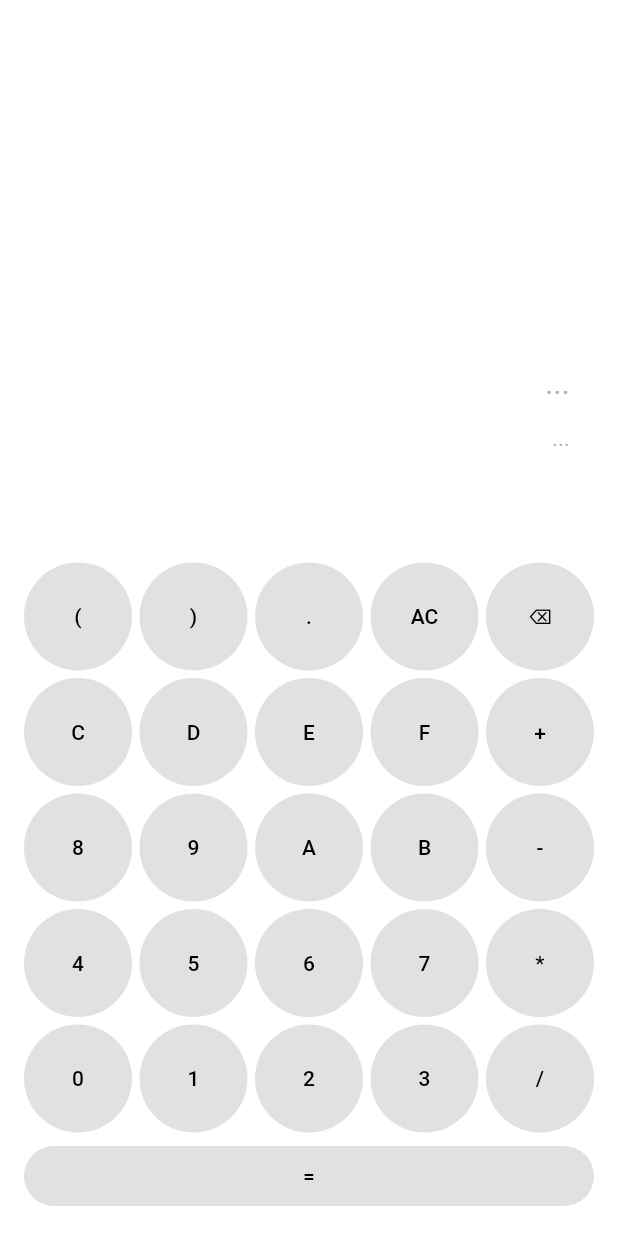
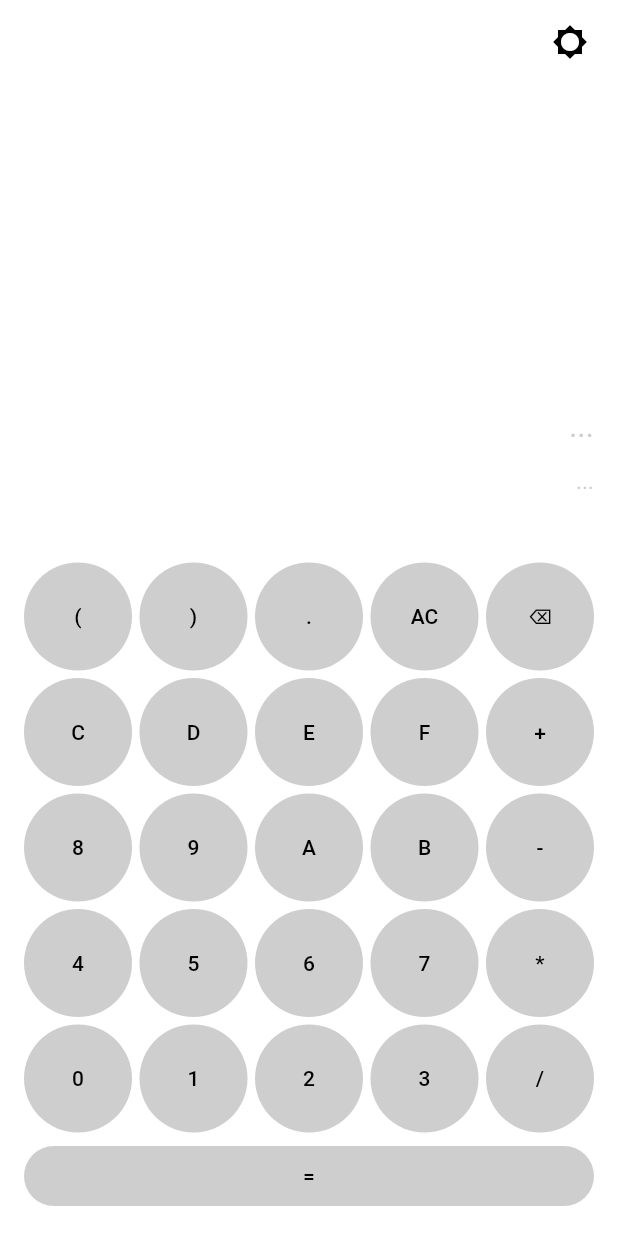
Before and after one commit to robinskaba/hex-calculator, a Flutter app: the screen it shows after launch, on a phone screen of 412 x 824 dp. Run offline on Flutter 3.47's test engine with Material 3 defaults, Android fonts, the light colour scheme and no system bars; our stand-ins replace bloc, flutter_bloc, fluttertoast, shared_preferences.

Commit message:
theme switching

```diff
--- a/lib/controller/calc_state.dart
+++ b/lib/controller/calc_state.dart
@@ -14,7 +14,6 @@ class Solution {
 class CalcState {
   final Solution? solution;
 
-
   const CalcState({this.solution});
 
   @override
--- a/lib/main.dart
+++ b/lib/main.dart
@@ -1,7 +1,13 @@
+import 'dart:developer';
+
 import 'package:flutter_bloc/flutter_bloc.dart';
 import 'package:flutter/material.dart';
 import 'package:hex_calculator/controller/calc_bloc.dart';
 import 'package:hex_calculator/view/calculator_view.dart';
+import 'package:hex_calculator/view/config/themes.dart';
+import 'package:hex_calculator/view/util/theme/dark_theme_notifier.dart';
+import 'package:provider/provider.dart';
+import 'package:shared_preferences/shared_preferences.dart';
 
 void main() {
   runApp(const MyApp());
@@ -12,49 +18,36 @@ class MyApp extends StatelessWidget {
 
   @override
   Widget build(BuildContext context) {
-    final isLight = true;
+    return FutureBuilder<SharedPreferences>(
+      future: SharedPreferences.getInstance(),
+      builder: (BuildContext context, AsyncSnapshot<SharedPreferences> asyncSnapshot) {
+        log(
+          "In FutureBuilder shared preferences are: ${asyncSnapshot.data}, connectionState: ${asyncSnapshot.connectionState}",
+        );
+        if (asyncSnapshot.data == null) {
+          log(asyncSnapshot.error?.toString() ?? "no error occurred");
+        }
+        return ChangeNotifierProvider<DarkThemeNotifier>.value(
+          value: DarkThemeNotifier(asyncSnapshot.data),
+          child: HexCalculatorApp(),
+        );
+      },
+    );
+  }
+}
 
-    final ColorScheme colorSchemeLight = ColorScheme(
-      brightness: Brightness.light,
-      primary: Colors.black,
-      onPrimary: Colors.white,
-      secondary: const Color.fromARGB(255, 178, 178, 178),
-      onSecondary: const Color.fromARGB(255, 0, 0, 0),
-      error: Colors.red,
-      onError: Colors.black,
-      surface: Colors.white,
-      onSurface: Colors.black,
-    );
+class HexCalculatorApp extends StatelessWidget {
+  const HexCalculatorApp({super.key});
 
-    final ColorScheme colorSchemeDark = ColorScheme(
-      brightness: Brightness.dark,
-      primary: Colors.white,
-      onPrimary: Colors.black,
-      secondary: colorSchemeLight.secondary,
-      onSecondary: Colors.white,
-      error: colorSchemeLight.error,
-      onError: colorSchemeLight.onError,
-      surface: Colors.black,
-      onSurface: Colors.white,
-    );
-
-    final colorScheme = isLight ? colorSchemeLight : colorSchemeDark;
-    final textButtonTheme = TextButtonThemeData(
-      style: TextButton.styleFrom(
-        backgroundColor: colorScheme.secondary.withAlpha(100),
-        foregroundColor: colorScheme.onSecondary,
-        shape: RoundedRectangleBorder(borderRadius: BorderRadius.circular(50)),
-      ),
-    );
-
-    final appTheme = ThemeData(
-      colorScheme: colorScheme,
-      textButtonTheme: textButtonTheme,
-    );
-
+  @override
+  Widget build(BuildContext context) {
     return MaterialApp(
       title: 'Hex Calculator',
-      theme: appTheme,
+      themeMode: ThemeMode.system,
+      darkTheme: setDarkTheme,
+      theme: Provider.of<DarkThemeNotifier>(context).isDarkMode
+          ? setDarkTheme
+          : setLightTheme,
       home: BlocProvider(create: (context) => CalcBloc(), child: const CalculatorView()),
       debugShowCheckedModeBanner: false,
     );
--- a/lib/view/calculator_view.dart
+++ b/lib/view/calculator_view.dart
@@ -1,10 +1,14 @@
+import 'dart:developer';
+
 import 'package:flutter_bloc/flutter_bloc.dart';
 import 'package:flutter/material.dart';
 import 'package:hex_calculator/controller/calc_bloc.dart';
 import 'package:hex_calculator/controller/calc_event.dart';
 import 'package:hex_calculator/controller/calc_state.dart';
 import 'package:hex_calculator/view/config/keyboard.dart';
+import 'package:hex_calculator/view/util/theme/dark_theme_notifier.dart';
 import 'package:hex_calculator/view/util/toast/show_info_toast.dart';
+import 'package:provider/provider.dart';
 
 class CalculatorView extends StatefulWidget {
   const CalculatorView({super.key});
@@ -44,6 +48,29 @@ class _CalculatorViewState extends State<CalculatorView> {
     return BlocBuilder<CalcBloc, CalcState>(
       builder: (context, state) {
         return Scaffold(
+          appBar: AppBar(
+            actionsPadding: EdgeInsets.all(8),
+            actions: <Widget>[
+              IconButton(
+                icon: Icon(
+                  Provider.of<DarkThemeNotifier>(context).isDarkMode
+                      ? Icons.brightness_high
+                      : Icons.brightness_low,
+                ),
+                onPressed: () {
+                  bool setDarkMode =
+                      Provider.of<DarkThemeNotifier>(context, listen: false).isDarkMode
+                      ? false
+                      : true;
+                  Provider.of<DarkThemeNotifier>(
+                    context,
+                    listen: false,
+                  ).setDarkMode(setDarkMode);
+                  log("SetDarkMode: $setDarkMode");
+                },
+              ),
+            ],
+          ),
           body: Padding(
             padding: const EdgeInsets.all(16.0),
             child: Column(
@@ -53,8 +80,6 @@ class _CalculatorViewState extends State<CalculatorView> {
                 Spacer(),
                 Expanded(
                   flex: 1,
-                  child: Padding(
-                    padding: const EdgeInsets.all(16.0),
                   child: Align(
                     alignment: Alignment.topRight,
                     child: Column(
@@ -87,7 +112,6 @@ class _CalculatorViewState extends State<CalculatorView> {
                           ),
                         ),
                       ],
-                      ),
                     ),
                   ),
                 ),
--- /dev/null
+++ b/lib/view/util/theme/dark_theme_notifier.dart
@@ -0,0 +1,20 @@
+import 'dart:developer';
+
+import 'package:flutter/foundation.dart' show ChangeNotifier;
+import 'package:shared_preferences/shared_preferences.dart';
+
+class DarkThemeNotifier extends ChangeNotifier {
+  final SharedPreferences? sharedPreferences;
+
+  DarkThemeNotifier(this.sharedPreferences);
+
+  bool get isDarkMode => sharedPreferences?.getBool("isDarkMode") ?? false;
+
+  void setDarkMode(bool val) {
+    sharedPreferences?.setBool("isDarkMode", val);
+    log(
+      "SharedPreferences not null: ${sharedPreferences != null}, was setting to: $val, is: $isDarkMode",
+    );
+    notifyListeners();
+  }
+}
--- a/pubspec.yaml
+++ b/pubspec.yaml
@@ -37,6 +37,8 @@ dependencies:
   bloc: ^9.0.0
   flutter_bloc: ^9.1.1
   fluttertoast: ^8.2.12
+  provider: ^6.1.5+1
+  shared_preferences: ^2.5.3
 
 dev_dependencies:
   flutter_test:
```
Also changed, not shown: lib/view/config/themes.dart (added, +55 -0 lines), pubspec.lock, 1 other file. Lines whose indentation alone changed are shown as unchanged.
